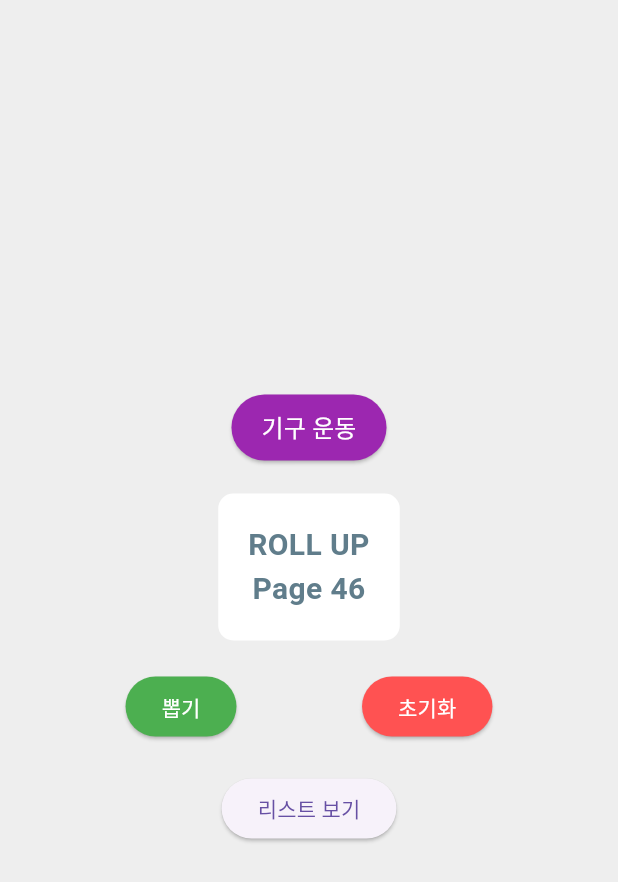
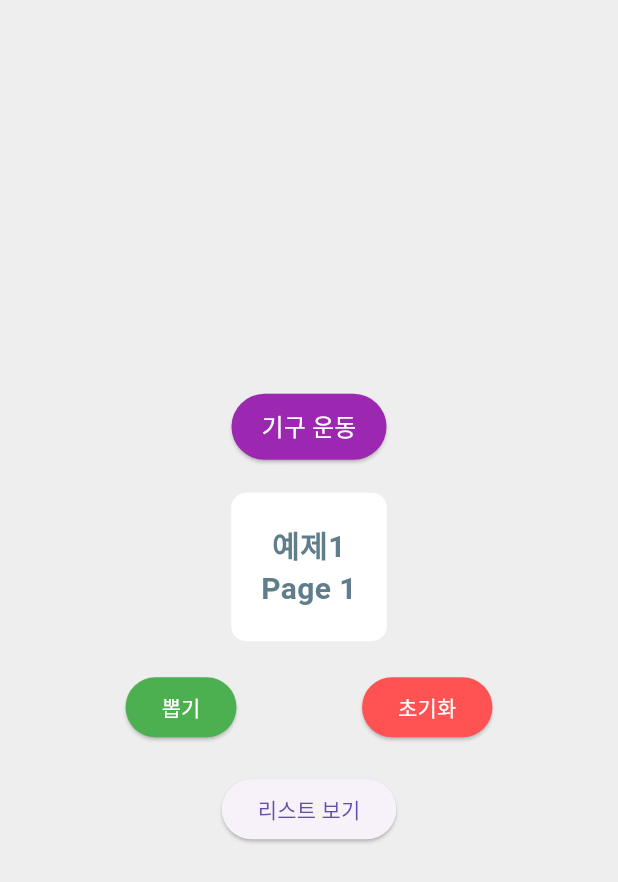
Before and after one commit to 4keool/pilates-yoobin, a Flutter app: the screen it shows after launch, after a tap on "뽑기", on a phone screen of 412 x 824 dp. Shown: the top 882 px of the screen. Run offline on Flutter 3.47's test engine with Material 3 defaults, Android fonts, the phone set to English and light mode, and no system bars; our stand-ins replace firebase_core; accounts and stored records are empty.

```diff
--- a/lib/main.dart
+++ b/lib/main.dart
@@ -93,7 +93,7 @@ class _LotteryScreenState extends State<LotteryScreen> {
   @override
   void initState() {
     super.initState();
-    allRewards = List.from(bodyweightExercises); // 초기값은 맨몸 운동
+    allRewards = List.from(equipmentExercises); // 초기값은 맨몸 운동
     availableRewards = List.from(allRewards);
   }
 
@@ -107,18 +107,23 @@ class _LotteryScreenState extends State<LotteryScreen> {
   }
 
   void drawLottery() {
-    if (!isDrawButtonEnabled) {
-      // 버튼 상태 체크
+    if (availableRewards.isEmpty) {
       setState(() {
-        result = ALL_SELECTED_MESSAGE;
+        result = ALL_SELECTED_MESSAGE; // 모든 항목이 선택되었을 때 메시지 표시
       });
       return;
     }
+
     setState(() {
       final randomIndex = Random().nextInt(availableRewards.length);
       final chosen = availableRewards.removeAt(randomIndex);
       selectedRewards.add(chosen);
       result = "${chosen["name"]}\nPage ${chosen["page"]}";
+
+      // 마지막 항목을 뽑은 직후 메시지 변경
+      if (availableRewards.isEmpty) {
+        result = ALL_SELECTED_MESSAGE;
+      }
     });
   }
 
```
